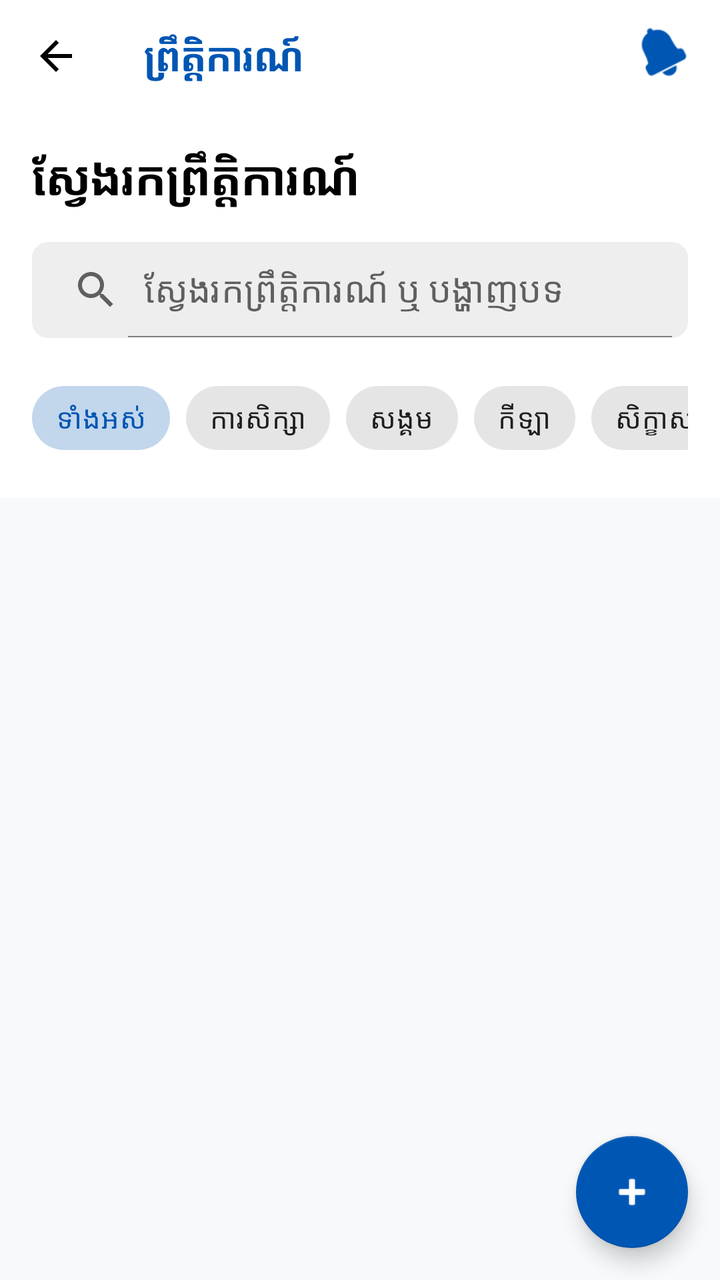
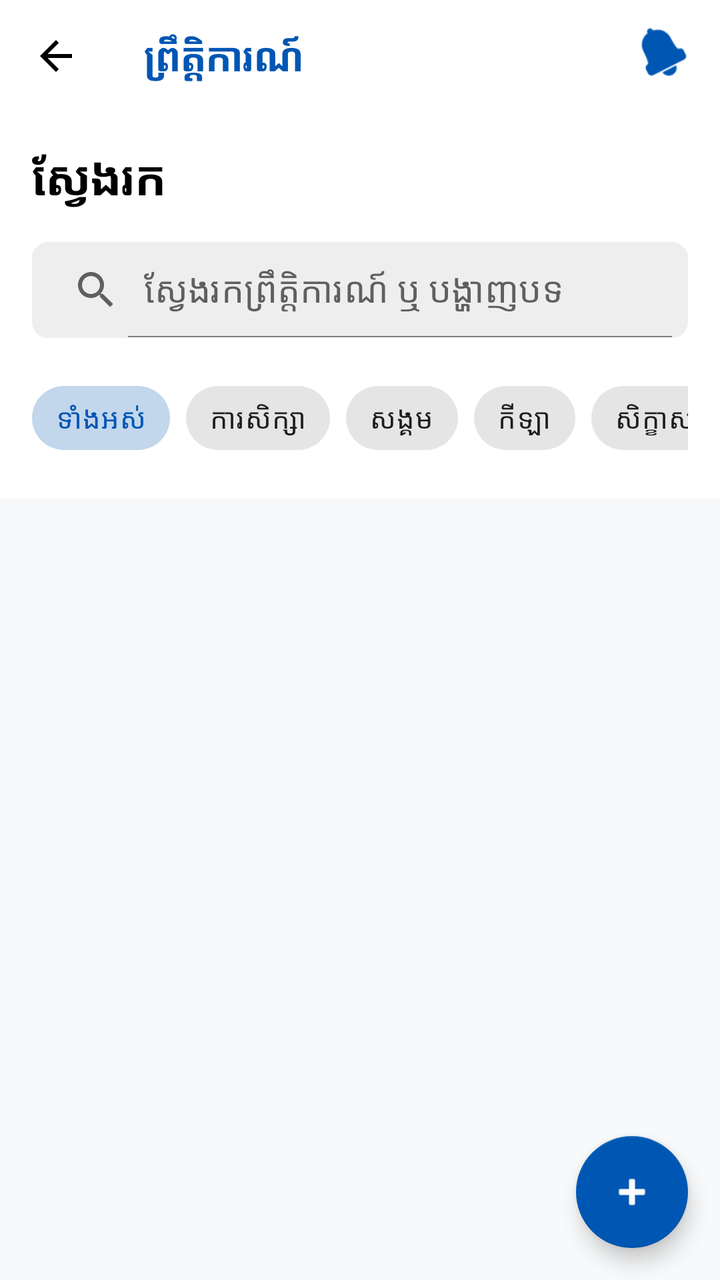

Screens rendered from an Android XML layout before and after an edit, with the pre-edit source and the edit as a unified diff.
<!-- AndroidManifest.xml: application theme Theme.AcademicPulse -->
<!-- res/layout/fragment_home.xml -->
<?xml version="1.0" encoding="utf-8"?>
<androidx.coordinatorlayout.widget.CoordinatorLayout xmlns:android="http://schemas.android.com/apk/res/android"
    xmlns:app="http://schemas.android.com/apk/res-auto"
    android:layout_width="match_parent"
    android:layout_height="match_parent"
    android:background="@color/background_light">

    <com.google.android.material.appbar.AppBarLayout
        android:layout_width="match_parent"
        android:layout_height="wrap_content"
        android:background="@color/white"
        app:elevation="0dp">

        <androidx.appcompat.widget.Toolbar
            android:id="@+id/toolbar"
            android:layout_width="match_parent"
            android:layout_height="?attr/actionBarSize"
            app:navigationIcon="@drawable/ic_back_straight">

            <RelativeLayout
                android:layout_width="match_parent"
                android:layout_height="wrap_content"
                android:layout_marginEnd="16dp">

                <TextView
                    android:layout_width="wrap_content"
                    android:layout_height="wrap_content"
                    android:text="ព្រឹត្តិការណ៍"
                    android:textColor="@color/primary_blue"
                    android:textSize="20sp"
                    android:textStyle="bold" />

                <ImageView
                    android:id="@+id/iv_notifications"
                    android:layout_width="24dp"
                    android:layout_height="24dp"
                    android:layout_alignParentEnd="true"
                    android:src="@android:drawable/ic_popup_reminder"
                    app:tint="@color/primary_blue" />

            </RelativeLayout>

        </androidx.appcompat.widget.Toolbar>

        <LinearLayout
            android:layout_width="match_parent"
            android:layout_height="wrap_content"
            android:orientation="vertical"
            android:padding="16dp">

            <TextView
                android:layout_width="wrap_content"
                android:layout_height="wrap_content"
                android:text="ស្វែងរកព្រឹត្តិការណ៍"
                android:textColor="@color/black"
                android:textSize="24sp"
                android:textStyle="bold" />

            <androidx.appcompat.widget.SearchView
                android:id="@+id/search_view"
                android:layout_width="match_parent"
                android:layout_height="wrap_content"
                android:layout_marginTop="16dp"
                android:background="@drawable/search_bg"
                app:iconifiedByDefault="false"
                app:queryHint="ស្វែងរកព្រឹត្តិការណ៍ ឬ បង្ហាញបទ" />

            <HorizontalScrollView
                android:layout_width="match_parent"
                android:layout_height="wrap_content"
                android:layout_marginTop="16dp"
                android:scrollbars="none">

                <com.google.android.material.chip.ChipGroup
                    android:id="@+id/chip_group"
                    android:layout_width="wrap_content"
                    android:layout_height="wrap_content"
                    app:singleSelection="true">

                    <com.google.android.material.chip.Chip
                        android:id="@+id/chip_all"
                        style="@style/Widget.MaterialComponents.Chip.Choice"
                        android:layout_width="wrap_content"
                        android:layout_height="wrap_content"
                        android:text="ទាំងអស់"
                        android:checked="true" />

                    <com.google.android.material.chip.Chip
                        android:id="@+id/chip_academic"
                        style="@style/Widget.MaterialComponents.Chip.Choice"
                        android:layout_width="wrap_content"
                        android:layout_height="wrap_content"
                        android:text="ការសិក្សា" />

                    <com.google.android.material.chip.Chip
                        android:id="@+id/chip_social"
                        style="@style/Widget.MaterialComponents.Chip.Choice"
                        android:layout_width="wrap_content"
                        android:layout_height="wrap_content"
                        android:text="សង្គម" />

                    <com.google.android.material.chip.Chip
                        android:id="@+id/chip_sports"
                        style="@style/Widget.MaterialComponents.Chip.Choice"
                        android:layout_width="wrap_content"
                        android:layout_height="wrap_content"
                        android:text="កីឡា" />

                    <com.google.android.material.chip.Chip
                        android:id="@+id/chip_workshop"
                        style="@style/Widget.MaterialComponents.Chip.Choice"
                        android:layout_width="wrap_content"
                        android:layout_height="wrap_content"
                        android:text="សិក្ខាសាលា" />
                </com.google.android.material.chip.ChipGroup>
            </HorizontalScrollView>
        </LinearLayout>
    </com.google.android.material.appbar.AppBarLayout>

    <androidx.recyclerview.widget.RecyclerView
        android:id="@+id/rv_events"
        android:layout_width="match_parent"
        android:layout_height="match_parent"
        android:padding="8dp"
        app:layout_behavior="@string/appbar_scrolling_view_behavior" />

    <com.google.android.material.floatingactionbutton.FloatingActionButton
        android:id="@+id/fab_add"
        android:layout_width="wrap_content"
        android:layout_height="wrap_content"
        android:layout_gravity="bottom|end"
        android:layout_margin="16dp"
        android:src="@android:drawable/ic_input_add"
        app:backgroundTint="@color/primary_blue"
        app:tint="@color/white" />

</androidx.coordinatorlayout.widget.CoordinatorLayout>
<!-- resources referenced by this layout -->
<resources>
  <color name="background_light">#F8F9FA</color>
  <color name="black">#000000</color>
  <color name="primary_blue">#0056B3</color>
  <color name="white">#FFFFFF</color>
  <!-- drawable ic_back_straight (drawable) -->
  <?xml version="1.0" encoding="utf-8"?>
  <vector xmlns:android="http://schemas.android.com/apk/res/android"
      android:width="24dp"
      android:height="24dp"
      android:viewportWidth="24"
      android:viewportHeight="24"
      android:autoMirrored="true">
      <path
          android:fillColor="@color/black"
          android:pathData="M20,11H7.83l5.59-5.59L12,4l-8,8l8,8l1.41-1.41L7.83,13H20V11z" />
  </vector>
  <!-- drawable search_bg (drawable) -->
  <?xml version="1.0" encoding="utf-8"?>
  <shape xmlns:android="http://schemas.android.com/apk/res/android">
      <solid android:color="#EEEEEE" />
      <corners android:radius="8dp" />
  </shape>
  <style name="Theme.AcademicPulse" parent="Theme.MaterialComponents.Light.NoActionBar">
          
          <item name="colorPrimary">@color/primary_blue</item>
          <item name="colorPrimaryVariant">@color/primary_blue</item>
          <item name="colorOnPrimary">@color/white</item>
          
          <item name="colorSecondary">@color/accent_yellow</item>
          <item name="colorSecondaryVariant">@color/accent_yellow</item>
          <item name="colorOnSecondary">@color/black</item>
          
          <item name="android:statusBarColor">@color/primary_blue</item>
          <item name="android:windowLightStatusBar" tools:targetApi="m">false</item>
      </style>
  <color name="accent_yellow">#FFC107</color>
</resources>

<!-- the commit's change to res/layout/fragment_home.xml (unified diff, before → after) -->
@@ -25,7 +25,7 @@
                 <TextView
                     android:layout_width="wrap_content"
                     android:layout_height="wrap_content"
-                    android:text="ព្រឹត្តិការណ៍"
+                    android:text="@string/event"
                     android:textColor="@color/primary_blue"
                     android:textSize="20sp"
                     android:textStyle="bold" />
@@ -36,6 +36,7 @@
                     android:layout_height="24dp"
                     android:layout_alignParentEnd="true"
                     android:src="@android:drawable/ic_popup_reminder"
+                    android:contentDescription="@string/notifications"
                     app:tint="@color/primary_blue" />
 
             </RelativeLayout>
@@ -51,7 +52,7 @@
             <TextView
                 android:layout_width="wrap_content"
                 android:layout_height="wrap_content"
-                android:text="ស្វែងរកព្រឹត្តិការណ៍"
+                android:text="@string/search"
                 android:textColor="@color/black"
                 android:textSize="24sp"
                 android:textStyle="bold" />
@@ -82,7 +83,7 @@
                         style="@style/Widget.MaterialComponents.Chip.Choice"
                         android:layout_width="wrap_content"
                         android:layout_height="wrap_content"
-                        android:text="ទាំងអស់"
+                        android:text="@string/all"
                         android:checked="true" />
 
                     <com.google.android.material.chip.Chip
@@ -90,28 +91,28 @@
                         style="@style/Widget.MaterialComponents.Chip.Choice"
                         android:layout_width="wrap_content"
                         android:layout_height="wrap_content"
-                        android:text="ការសិក្សា" />
+                        android:text="@string/academic" />
 
                     <com.google.android.material.chip.Chip
                         android:id="@+id/chip_social"
                         style="@style/Widget.MaterialComponents.Chip.Choice"
                         android:layout_width="wrap_content"
                         android:layout_height="wrap_content"
-                        android:text="សង្គម" />
+                        android:text="@string/social" />
 
                     <com.google.android.material.chip.Chip
                         android:id="@+id/chip_sports"
                         style="@style/Widget.MaterialComponents.Chip.Choice"
                         android:layout_width="wrap_content"
                         android:layout_height="wrap_content"
-                        android:text="កីឡា" />
+                        android:text="@string/sports" />
 
                     <com.google.android.material.chip.Chip
                         android:id="@+id/chip_workshop"
                         style="@style/Widget.MaterialComponents.Chip.Choice"
                         android:layout_width="wrap_content"
                         android:layout_height="wrap_content"
-                        android:text="សិក្ខាសាលា" />
+                        android:text="@string/workshop" />
                 </com.google.android.material.chip.ChipGroup>
             </HorizontalScrollView>
         </LinearLayout>
@@ -131,6 +132,7 @@
         android:layout_gravity="bottom|end"
         android:layout_margin="16dp"
         android:src="@android:drawable/ic_input_add"
+        android:contentDescription="@string/create_event"
         app:backgroundTint="@color/primary_blue"
         app:tint="@color/white" />
 
<!-- resource entries referenced after the edit -->
@@ -22,6 +22,15 @@
       <solid android:color="#EEEEEE" />
       <corners android:radius="8dp" />
   </shape>
+  <string name="academic">ការសិក្សា</string>
+  <string name="all">ទាំងអស់</string>
+  <string name="create_event">បង្កើតព្រឹត្តិការណ៍</string>
+  <string name="event">ព្រឹត្តិការណ៍</string>
+  <string name="notifications">ការជូនដំណឹង</string>
+  <string name="search">ស្វែងរក</string>
+  <string name="social">សង្គម</string>
+  <string name="sports">កីឡា</string>
+  <string name="workshop">សិក្ខាសាលា</string>
   <style name="Theme.AcademicPulse" parent="Theme.MaterialComponents.Light.NoActionBar">
           
           <item name="colorPrimary">@color/primary_blue</item>
